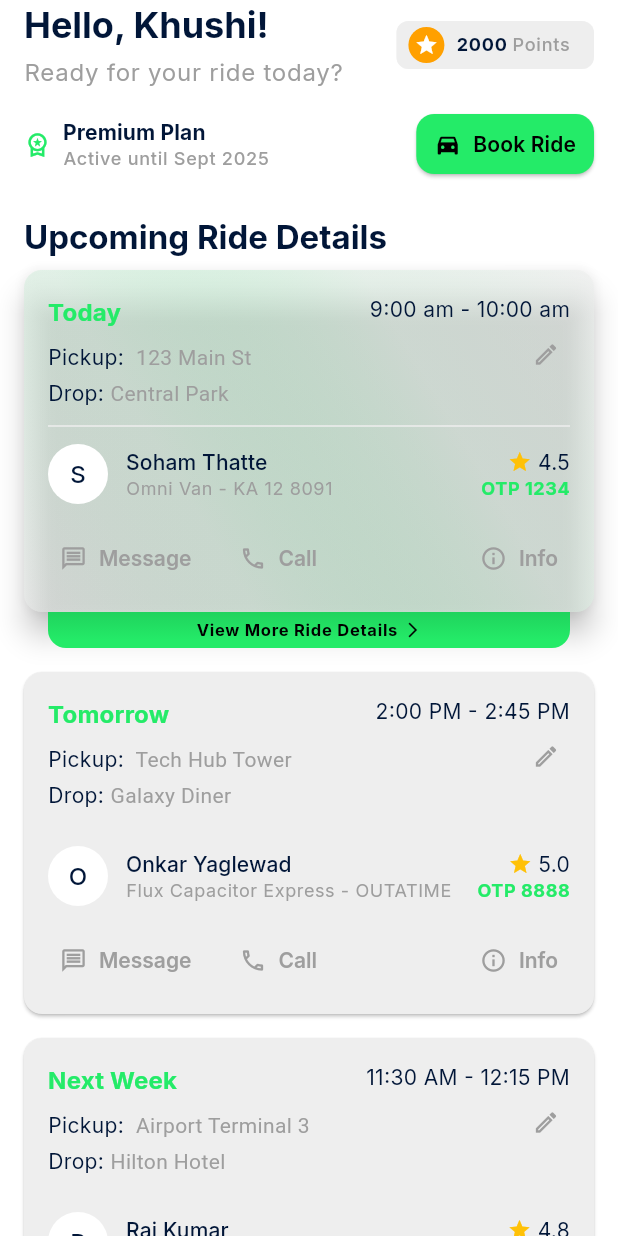
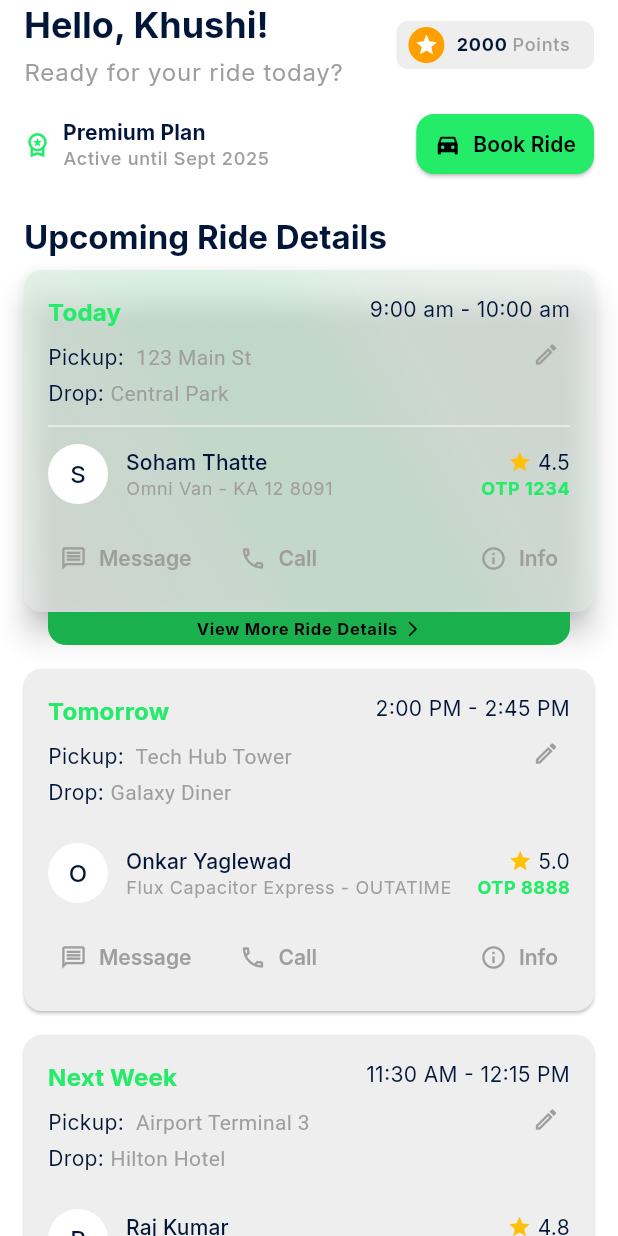
Before and after one commit to once-human/via-commuter, a Flutter app: the HomeScreen screen opened directly, on a phone screen of 412 x 824 dp. Run offline on Flutter 3.47's test engine with Material 3 defaults, Android fonts, the phone set to English and light mode, and no system bars; drawn by our look-alikes of dynamic_color, flutter_animate; our stand-ins replace country_picker, flutter_staggered_animations, flutter_svg, go_router, shared_preferences; accounts and stored records are empty.

Commit message:
perf: Optimize HomeScreen build performance with const widgets and reduced cacheExtent

```diff
--- a/lib/presentation/screens/home_screen.dart
+++ b/lib/presentation/screens/home_screen.dart
@@ -215,7 +215,6 @@ class _HomeScreenState extends State<HomeScreen> with TickerProviderStateMixin {
     final colorScheme = theme.colorScheme;
     final textTheme = theme.textTheme;
     const userName = "Khushi";
-    // Placeholder subscription data
     const subscriptionPlan = "Premium Plan";
     const subscriptionDetails = "Active until Sept 2025";
 
@@ -280,7 +279,7 @@ class _HomeScreenState extends State<HomeScreen> with TickerProviderStateMixin {
                           .animate()
                           .fadeIn(duration: 400.ms)
                           .slideY(begin: -0.2, duration: 300.ms, curve: Curves.easeOut),
-                      const SizedBox(height: 12), // Spacing before subscription status
+                      const SizedBox(height: 12), // CONST
                       _buildSubscriptionStatus(context, colorScheme, textTheme, subscriptionPlan, subscriptionDetails)
                           // Add entrance animation to subscription row
                           .animate()
@@ -300,7 +299,7 @@ class _HomeScreenState extends State<HomeScreen> with TickerProviderStateMixin {
                     physics: const ClampingScrollPhysics(
                       parent: AlwaysScrollableScrollPhysics(),
                     ),
-                    cacheExtent: 1000,
+                    cacheExtent: 500,
                     slivers: [
                       // --- Remove Search Bar ---
                       // SliverToBoxAdapter(
@@ -363,7 +362,7 @@ class _HomeScreenState extends State<HomeScreen> with TickerProviderStateMixin {
                                   // Apply flutter_staggered_animations wrappers
                                   return AnimationConfiguration.staggeredList(
                                     position: index,
-                                    duration: const Duration(milliseconds: 375), // Stagger duration
+                                    duration: const Duration(milliseconds: 375), // CONST
                                     child: SlideAnimation(
                                       verticalOffset: 50.0, // Initial offset for stagger
                                       // FadeInAnimation is handled by flutter_animate now
@@ -392,7 +391,7 @@ class _HomeScreenState extends State<HomeScreen> with TickerProviderStateMixin {
                                     size: 64,
                                     color: colorScheme.onSurfaceVariant.withOpacity(0.5),
                                   ),
-                                  const SizedBox(height: 16),
+                                  const SizedBox(height: 16), // CONST
                                   Text(
                                     'No upcoming rides scheduled.',
                                     style: textTheme.titleMedium?.copyWith(
@@ -400,7 +399,7 @@ class _HomeScreenState extends State<HomeScreen> with TickerProviderStateMixin {
                                     ),
                                     textAlign: TextAlign.center,
                                   ),
-                                  const SizedBox(height: 24),
+                                  const SizedBox(height: 24), // CONST
                                   FilledButton.icon(
                                     icon: const Icon(Icons.add),
                                     label: const Text('Book a Ride'),
@@ -453,7 +452,7 @@ class _HomeScreenState extends State<HomeScreen> with TickerProviderStateMixin {
                   fontWeight: FontWeight.bold,
                 ),
               ),
-              const SizedBox(height: 4),
+              const SizedBox(height: 4), // CONST
               Text(
                 'Ready for your ride today?',
                 style: textTheme.bodyLarge?.copyWith(
@@ -498,7 +497,7 @@ class _HomeScreenState extends State<HomeScreen> with TickerProviderStateMixin {
               ),
               backgroundColor: colorScheme.surfaceVariant.withOpacity(0.5),
               side: BorderSide.none,
-              padding: const EdgeInsets.symmetric(horizontal: 8, vertical: 4),
+              padding: const EdgeInsets.symmetric(horizontal: 8, vertical: 4), // CONST
             ),
           ),
         ),
@@ -525,7 +524,7 @@ class _HomeScreenState extends State<HomeScreen> with TickerProviderStateMixin {
               color: colorScheme.primary,
               size: 18,
             ),
-            const SizedBox(width: 8),
+            const SizedBox(width: 8), // CONST
             // Wrap the Column containing text with Flexible
             Flexible(
               child: Column(
@@ -560,14 +559,14 @@ class _HomeScreenState extends State<HomeScreen> with TickerProviderStateMixin {
               style: ElevatedButton.styleFrom(
                 backgroundColor: colorScheme.primary, // Ensure primary color background
                 foregroundColor: colorScheme.onPrimary, // Ensure good text contrast
-                padding: const EdgeInsets.symmetric(horizontal: 12, vertical: 10), // Reduced horizontal padding
+                padding: const EdgeInsets.symmetric(horizontal: 12, vertical: 10), // CONST
                 textStyle: textTheme.labelLarge, // Reverted back to larger text style
                 shape: RoundedRectangleBorder(
                   borderRadius: BorderRadius.circular(12.0), // Standard rounded corners
                 ),
               ),
-              icon: const Icon(Icons.directions_car_filled, size: 18), // Changed icon
-              label: const Text('Book Ride'),
+              icon: const Icon(Icons.directions_car_filled, size: 18), // CONST
+              label: const Text('Book Ride'), // CONST
               onPressed: () {}, // Keep dummy onPressed or remove if not needed
             ),
           ),
@@ -713,7 +712,7 @@ class _HomeScreenState extends State<HomeScreen> with TickerProviderStateMixin {
                                 text: TextSpan(
                                   style: textTheme.bodyMedium, // Default style for the line
                                   children: [
-                                    const TextSpan(text: 'Pickup: '), // Default color (white)
+                                    const TextSpan(text: 'Pickup: '), // CONST
                                     TextSpan(
                                       text: rideData['pickupLocation']?.substring(7) ?? '', // Extract location part
                                       style: TextStyle(color: colorScheme.onSurfaceVariant), // Greyish for location
@@ -721,13 +720,13 @@ class _HomeScreenState extends State<HomeScreen> with TickerProviderStateMixin {
                                   ],
                                 ),
                               ),
-                              const SizedBox(height: 4),
+                              const SizedBox(height: 4), // CONST
                               // Use RichText for Drop line
                               RichText(
                                 text: TextSpan(
                                   style: textTheme.bodyMedium, // Default style for the line
                                   children: [
-                                    const TextSpan(text: 'Drop: '), // Default color (white)
+                                    const TextSpan(text: 'Drop: '), // CONST
                                     TextSpan(
                                       text: rideData['dropLocation']?.substring(6) ?? '', // Extract location part
                                       style: TextStyle(color: colorScheme.onSurfaceVariant), // Greyish for location
@@ -735,7 +734,7 @@ class _HomeScreenState extends State<HomeScreen> with TickerProviderStateMixin {
                                   ],
                                 ),
                               ),
-                              const Divider(height: 24),
+                              const Divider(height: 24), // CONST
                               Row(
                                 children: [
                                   CircleAvatar(
@@ -752,7 +751,7 @@ class _HomeScreenState extends State<HomeScreen> with TickerProviderStateMixin {
                                       ),
                                     ),
                                   ),
-                                  const SizedBox(width: 12),
+                                  const SizedBox(width: 12), // CONST
                                   Expanded(
                                     child: Column(
                                       mainAxisSize: MainAxisSize.min,
@@ -787,8 +786,8 @@ class _HomeScreenState extends State<HomeScreen> with TickerProviderStateMixin {
                                       Row(
                                         mainAxisSize: MainAxisSize.min,
                                         children: [
-                                          const Icon(Icons.star, size: 16, color: Colors.amber),
-                                          const SizedBox(width: 4),
+                                          const Icon(Icons.star, size: 16, color: Colors.amber), // CONST
+                                          const SizedBox(width: 4), // CONST
                                           Text(
                                             rideData['driverRating'].toString(),
                                             style: textTheme.bodyMedium,
@@ -808,7 +807,7 @@ class _HomeScreenState extends State<HomeScreen> with TickerProviderStateMixin {
                               ),
                               // Conditionally render buttons only for Today/Tomorrow
                               if (rideData['date'] == 'Today' || rideData['date'] == 'Tomorrow') ...[
-                                const SizedBox(height: 16),
+                                const SizedBox(height: 16), // CONST
                                 Row(
                                   // Restructure to push Info button to the right
                                   children: [
@@ -819,11 +818,11 @@ class _HomeScreenState extends State<HomeScreen> with TickerProviderStateMixin {
                                         TextButton.icon(
                                           style: TextButton.styleFrom(
                                             foregroundColor: colorScheme.onSurfaceVariant,
-                                            padding: const EdgeInsets.symmetric(horizontal: 8, vertical: 4),
+                                            padding: const EdgeInsets.symmetric(horizontal: 8, vertical: 4), // CONST
                                             tapTargetSize: MaterialTapTargetSize.shrinkWrap,
                                           ),
-                                          icon: const Icon(Icons.message_outlined, size: 18),
-                                          label: const Text('Message'),
+                                          icon: const Icon(Icons.message_outlined, size: 18), // CONST
+                                          label: const Text('Message'), // CONST
                                           onPressed: () {
                                             // Light haptic for message button
                                             HapticFeedback.lightImpact();
@@ -831,15 +830,15 @@ class _HomeScreenState extends State<HomeScreen> with TickerProviderStateMixin {
                                             print('Message button pressed for ${rideData['driverName']}');
                                           },
                                         ),
-                                        const SizedBox(width: 16), // Spacing between buttons
+                                        const SizedBox(width: 16), // CONST
                                         TextButton.icon(
                                           style: TextButton.styleFrom(
                                             foregroundColor: colorScheme.onSurfaceVariant,
-                                            padding: const EdgeInsets.symmetric(horizontal: 8, vertical: 4),
+                                            padding: const EdgeInsets.symmetric(horizontal: 8, vertical: 4), // CONST
                                             tapTargetSize: MaterialTapTargetSize.shrinkWrap,
                                           ),
-                                          icon: const Icon(Icons.call_outlined, size: 18),
-                                          label: const Text('Call'),
+                                          icon: const Icon(Icons.call_outlined, size: 18), // CONST
+                                          label: const Text('Call'), // CONST
                                           onPressed: () {
                                             // Light haptic for call button
                                             HapticFeedback.lightImpact();
@@ -849,16 +848,16 @@ class _HomeScreenState extends State<HomeScreen> with TickerProviderStateMixin {
                                         ),
                                       ],
                                     ),
-                                    const Spacer(), // Pushes Info button to the right
+                                    const Spacer(), // CONST
                                     // Info Button
                                     TextButton.icon(
                                       style: TextButton.styleFrom(
                                         foregroundColor: colorScheme.onSurfaceVariant,
-                                        padding: const EdgeInsets.symmetric(horizontal: 8, vertical: 4),
+                                        padding: const EdgeInsets.symmetric(horizontal: 8, vertical: 4), // CONST
                                         tapTargetSize: MaterialTapTargetSize.shrinkWrap,
                                       ),
-                                      icon: const Icon(Icons.info_outline, size: 18),
-                                      label: const Text('Info'),
+                                      icon: const Icon(Icons.info_outline, size: 18), // CONST
+                                      label: const Text('Info'), // CONST
                                       onPressed: () {
                                         // Light haptic for info button
                                         HapticFeedback.lightImpact();
@@ -882,7 +881,7 @@ class _HomeScreenState extends State<HomeScreen> with TickerProviderStateMixin {
                         icon: const Icon(Icons.edit_outlined, size: 18),
                         color: colorScheme.onSurfaceVariant, // Subtle color
                         padding: EdgeInsets.zero,
-                        constraints: const BoxConstraints(),
+                        constraints: const BoxConstraints(), // CONST
                         tooltip: 'Edit Ride',
                         onPressed: () {
                           // Light haptic for edit button
@@ -901,21 +900,10 @@ class _HomeScreenState extends State<HomeScreen> with TickerProviderStateMixin {
                   width: double.infinity, // Takes width from parent Column padding
                   // Increase horizontal margin to make it narrower
                   margin: const EdgeInsets.symmetric(horizontal: 16.0),
-                  padding: const EdgeInsets.symmetric(vertical: 4.0), // Further reduced padding
+                  padding: const EdgeInsets.symmetric(vertical: 3.0), // Further reduced padding
                   decoration: BoxDecoration(
-                    // Use Gradient to simulate shadow from card above
-                    gradient: LinearGradient(
-                      colors: [
-                        // Blend primaryContainer with faint black for top shadow effect
-                        Color.alphaBlend(Colors.black.withOpacity(0.1), colorScheme.primaryContainer),
-                        // Fade to the regular primaryContainer color
-                        colorScheme.primaryContainer,
-                      ],
-                      begin: Alignment.topCenter,
-                      end: Alignment.bottomCenter,
-                      stops: [0.0, 0.8] // Concentrate shadow near the top
-                    ),
-                    // color: colorScheme.primaryContainer, // Removed solid color
+                    // Use solid, darker primary color
+                    color: Color.alphaBlend(Colors.black.withOpacity(0.25), colorScheme.primary),
                     // Round only bottom corners
                     borderRadius: const BorderRadius.vertical(
                       bottom: Radius.circular(12.0),
@@ -929,7 +917,7 @@ class _HomeScreenState extends State<HomeScreen> with TickerProviderStateMixin {
                       Text(
                         'View More Ride Details', // Updated text
                         style: textTheme.labelSmall?.copyWith( // Reduced text size
-                          color: colorScheme.onPrimaryContainer, // Contrast color for primaryContainer
+                          color: colorScheme.onPrimary, // Use onPrimary for contrast with darker green
                           fontWeight: FontWeight.bold,
                         ),
                       ),
@@ -937,7 +925,7 @@ class _HomeScreenState extends State<HomeScreen> with TickerProviderStateMixin {
                       Icon(
                         Icons.arrow_forward_ios, // Simple arrow icon
                         size: 12, // Small icon size
-                        color: colorScheme.onPrimaryContainer, // Contrast color for primaryContainer
+                        color: colorScheme.onPrimary, // Use onPrimary for contrast
                       ),
                     ],
                   ),
```
